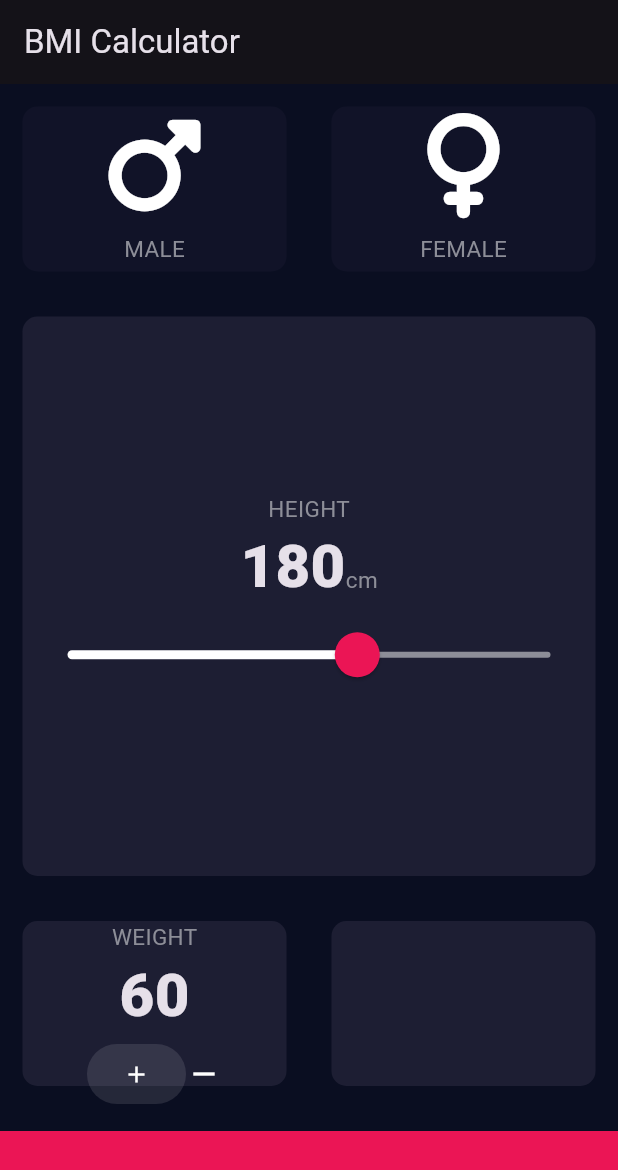
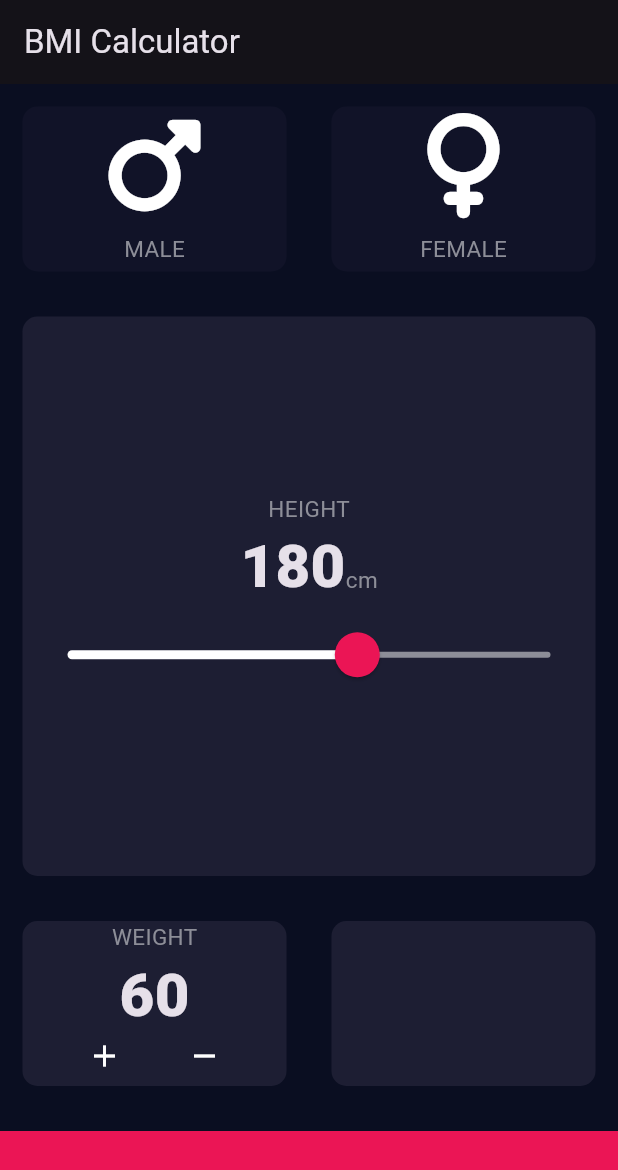
Before and after one commit to shrutiiiiin/bmi-flutter, a Flutter app: the screen it shows after launch, on a phone screen of 412 x 824 dp. Shown: the top 1170 px of the screen. Run offline on Flutter 3.47's test engine with Material 3 defaults, Android fonts, the phone set to English and light mode, and no system bars; our stand-ins replace font_awesome_flutter.

Commit message:
Happy New Yearr #24

```diff
--- a/lib/input_page.dart
+++ b/lib/input_page.dart
@@ -136,15 +136,12 @@ class _InputPageState extends State<InputPage> {
                         style: kNumberTextStyle,
                       ),
                       Row(
-                        mainAxisAlignment: MainAxisAlignment.center,
+                        mainAxisAlignment: MainAxisAlignment.spaceEvenly,
                         children: [
                           // FloatingActionButton(onPressed: setState(() {
-                          ElevatedButton( onPressed: ,
-                            child: Icon(
-                              Icons.add,
-                              color: Colors.white,
-
-                            ),
+                          Icon(
+                            Icons.add,
+                            color: Colors.white,
                           ),
                           Icon(
                             Icons.remove,
```
